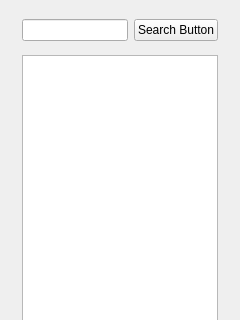
First picture: the form in plotjuggler_app/logpanel.ui, repository RickyKongCoder/PlotJuggler, before the edit; both pictures show x 0 to 240 and y 0 to 320 of the 240 by 684 pixel window.
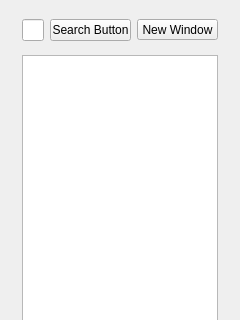
Second picture: the form after the edit.

```diff
--- a/plotjuggler_app/logpanel.ui
+++ b/plotjuggler_app/logpanel.ui
@@ -61,7 +61,7 @@
            <number>6</number>
           </property>
           <item>
-           <layout class="QHBoxLayout" name="horizontalLayout_3" stretch="0,0">
+           <layout class="QHBoxLayout" name="horizontalLayout_3" stretch="0,0,0">
             <property name="topMargin">
              <number>8</number>
             </property>
@@ -85,6 +85,13 @@
               </property>
              </widget>
             </item>
+            <item>
+             <widget class="QToolButton" name="toolButton">
+              <property name="text">
+               <string>New Window</string>
+              </property>
+             </widget>
+            </item>
            </layout>
           </item>
           <item>
```
